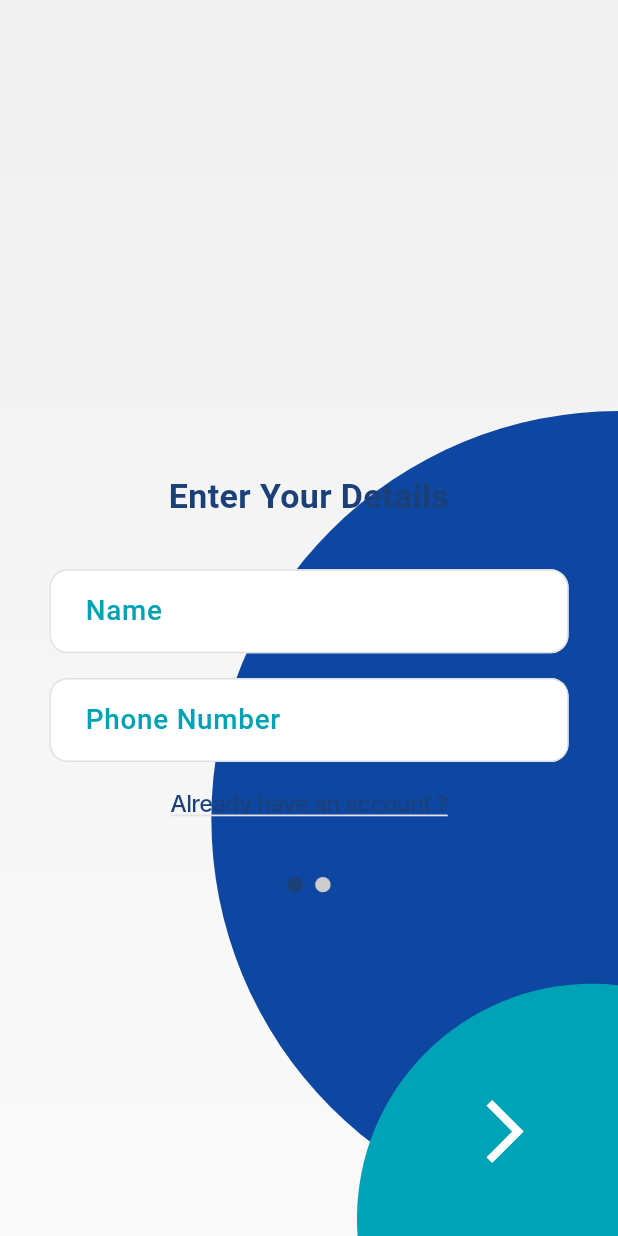
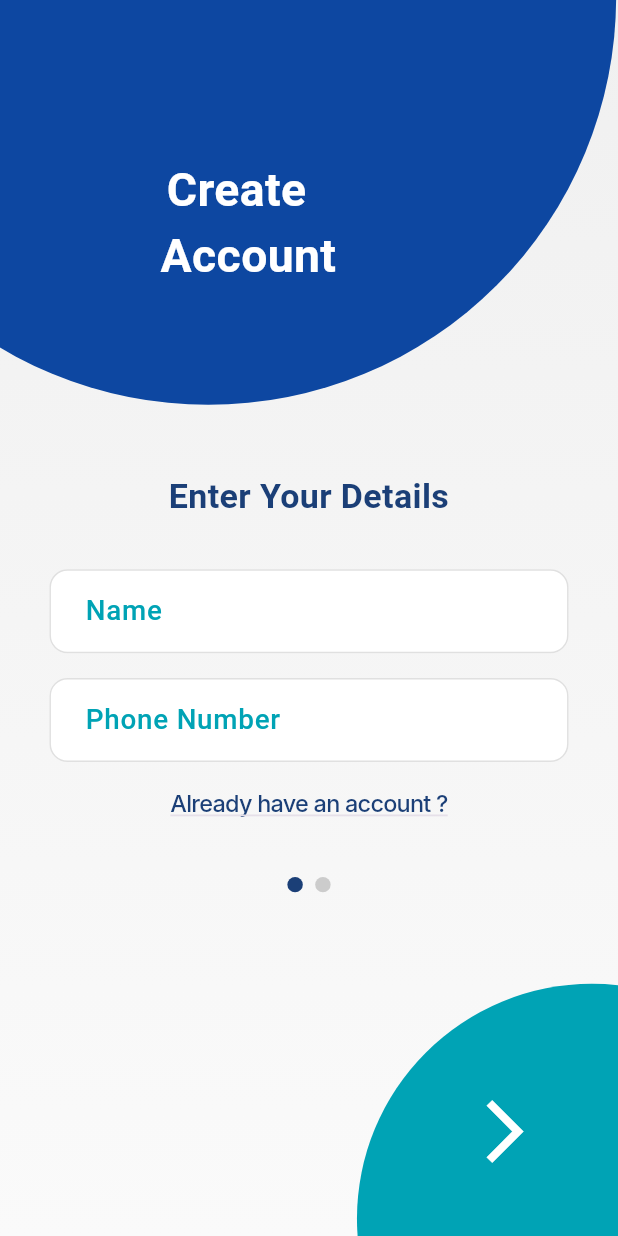
Before and after one commit to abde-salek/gaz-distribution-app, a Flutter app: the screen it shows after launch, on a phone screen of 412 x 824 dp. Run offline on Flutter 3.47's test engine with Material 3 defaults, Android fonts, the phone set to English and light mode, and no system bars; our stand-ins replace flutter_riverpod; Roboto replaces fonts that are missing (Futura Hv BT, Inter, Space Grotesk).

Commit message:
Day 34 Fix import casing for auth screens

```diff
--- a/lib/main.dart
+++ b/lib/main.dart
@@ -1,5 +1,5 @@
 import 'package:flutter/material.dart';
-import 'src/Auth/splash.dart';
+import 'src/auth/splash.dart';
 import 'package:flutter_riverpod/flutter_riverpod.dart';
 
 /// Gaz Distribution App - Main Entry Point
--- a/lib/src/Auth/screens/login.dart
+++ b/lib/src/Auth/screens/login.dart
@@ -1,7 +1,7 @@
 import 'package:flutter/material.dart';
 import 'package:gaz/Core/app_colors.dart';
-import 'package:gaz/src/Auth/screens/auth_background.dart';
-import 'package:gaz/src/Auth/screens/signup.dart';
+import 'package:gaz/src/auth/screens/auth_background.dart';
+import 'package:gaz/src/auth/screens/signup.dart';
 import 'package:gaz/Core/Dash.dart';
 import 'package:gaz/Core/responsive_ui.dart';
 
--- a/lib/src/Auth/screens/otp.dart
+++ b/lib/src/Auth/screens/otp.dart
@@ -1,7 +1,7 @@
 import 'package:flutter/material.dart';
 import 'package:flutter/services.dart';
 import 'package:gaz/Core/app_colors.dart';
-import 'package:gaz/src/Auth/screens/signup.dart';
+import 'package:gaz/src/auth/screens/signup.dart';
 import 'package:gaz/Core/Dash.dart';
 import 'dart:math';
 
--- a/lib/src/Auth/screens/signup.dart
+++ b/lib/src/Auth/screens/signup.dart
@@ -1,9 +1,8 @@
 import 'package:flutter/material.dart';
 import 'package:gaz/Core/app_colors.dart';
 import 'package:gaz/Core/responsive_ui.dart';
-import 'package:gaz/src/Auth/screens/auth_background.dart';
-import 'package:gaz/src/Auth/screens/login.dart';
-import 'package:gaz/src/Auth/screens/otp.dart';
+import 'package:gaz/src/auth/screens/login.dart';
+import 'package:gaz/src/auth/screens/otp.dart';
 
 /// SignupPage - User Registration Screen
 ///
@@ -57,18 +56,12 @@ class _SignupPageState extends State<SignupPage> {
         ),
         child: Stack(
           children: [
-            // ==========================================================================
-            // DECORATIVE ELEMENTS LAYER
-            // ==========================================================================
-
             // --------------------------------------------------------------------------
             // TOP-LEFT DECORATIVE CIRCLE (NAVY BLUE)
             // --------------------------------------------------------------------------
             Positioned(
-              // More negative offset to push it further off-screen to the left
-              left: -topCircleOffset * 0.5,
-              // Less negative offset on the top to make it appear "dragged down"
-              top: -topCircleOffset,
+              left: topCircleOffset * 0.5,
+              top: topCircleOffset,
               child: Container(
                 width: screenWidth * 1.339,
                 height: screenHeight * 0.66,
@@ -78,8 +71,7 @@ class _SignupPageState extends State<SignupPage> {
                   shape: BoxShape.circle,
                 ),
                 child: Align(
-                  // Adjust alignment to re-center text in the new visible area
-                  alignment: const Alignment(0, 0.66),
+                  alignment: const Alignment(0.09, 0.66),
                   child: Column(
                     mainAxisSize: MainAxisSize.min,
                     children: [
@@ -112,12 +104,10 @@ class _SignupPageState extends State<SignupPage> {
             ),
 
             // --------------------------------------------------------------------------
-            // BOTTOM-RIGHT DECORATIVE CIRCLE (TEAL)
+            // BOTTOM DECORATIVE CIRCLE (TEAL)
             // --------------------------------------------------------------------------
             Positioned(
-              // Less negative offset on the right to make the right side dominate
               right: -bottomCircleOffset * 1.3,
-              // More negative offset on the bottom to push it further down
               bottom: -bottomCircleOffset,
               child: Container(
                 width: screenWidth,
@@ -169,7 +159,8 @@ class _SignupPageState extends State<SignupPage> {
                                   Navigator.pushReplacement(
                                     context,
                                     MaterialPageRoute(
-                                      builder: (context) => OtpVerificationPage(
+                                      builder:
+                                          (context) => OtpVerificationPage(
                                             phoneNumber: _phoneController.text,
                                           ),
                                     ),
@@ -189,9 +180,7 @@ class _SignupPageState extends State<SignupPage> {
             SafeArea(
               child: Center(
                 child: SingleChildScrollView(
-                    padding: EdgeInsets.symmetric(
-                      horizontal: screenWidth * 0.08,
-                    ),
+                  padding: EdgeInsets.symmetric(horizontal: screenWidth * 0.08),
                   child: Form(
                     key: _formKey,
                     child: Column(
@@ -240,7 +229,7 @@ class _SignupPageState extends State<SignupPage> {
                               border: OutlineInputBorder(
                                 borderRadius: BorderRadius.circular(12),
                                 borderSide: const BorderSide(
-                                    color: AppColors.secondary,
+                                  color: AppColors.background,
                                   width: 1,
                                 ),
                               ),
@@ -388,6 +377,8 @@ class _SignupPageState extends State<SignupPage> {
               ),
             ),
           ],
-          ),),);
+        ),
+      ),
+    );
   }
 }
```
Also changed, not shown: lib/src/Dashboard/screens/dashboard_screen.dart (added), 1 other file. Lines whose indentation alone changed are shown as unchanged.
